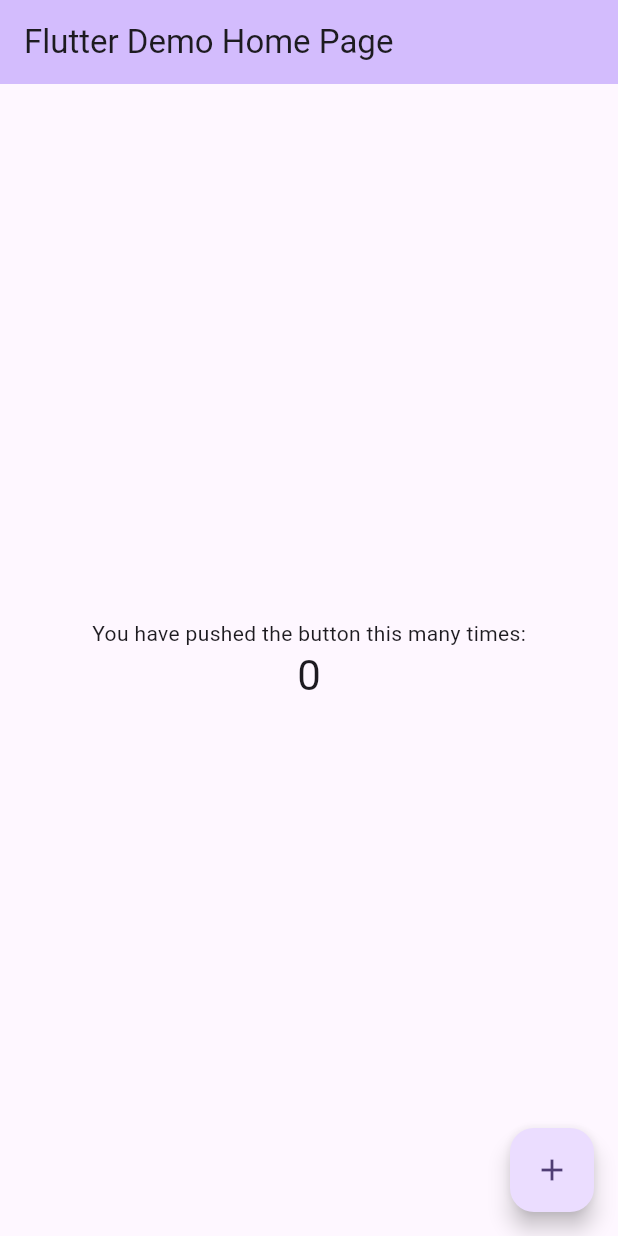
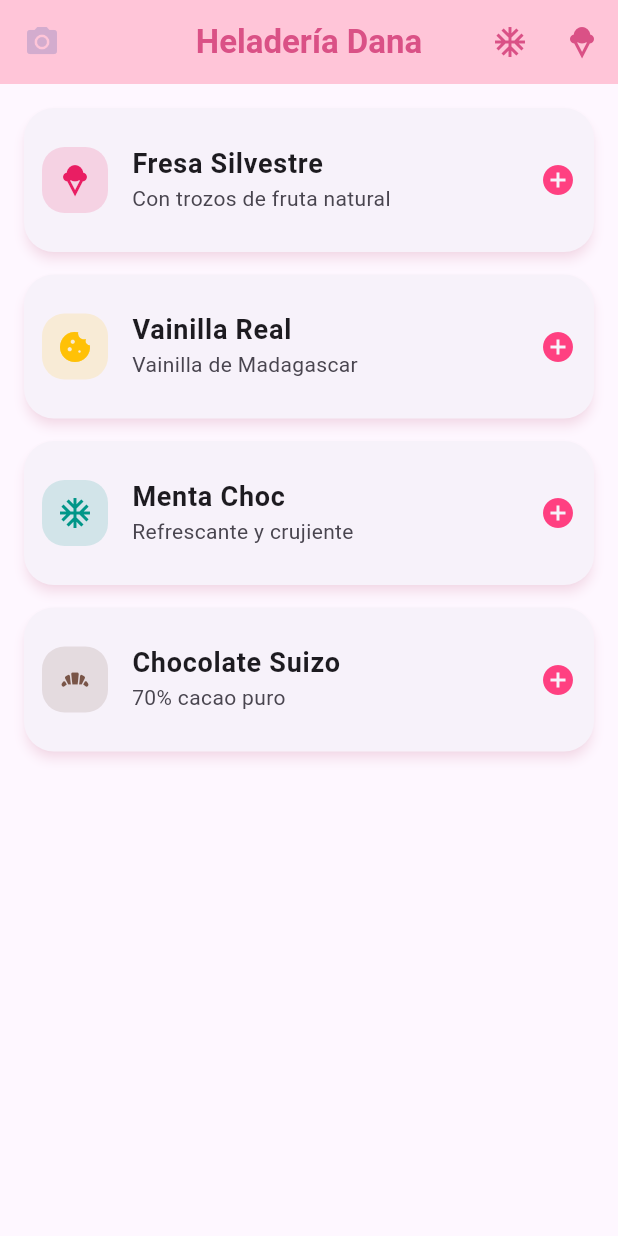
Before and after one commit to a23308051281165-debug/a23308051281165-debug-Act8_listView_1165-tree-main, a Flutter app: the screen it shows after launch, on a phone screen of 412 x 824 dp. Run offline on Flutter 3.47's test engine with Material 3 defaults, Android fonts, the phone set to English and light mode, and no system bars.

Commit message:
2 imagenes

```diff
--- a/lib/main.dart
+++ b/lib/main.dart
@@ -1,122 +1,102 @@
 import 'package:flutter/material.dart';
 
-void main() {
-  runApp(const MyApp());
-}
+void main() => runApp(const AppHeladeria());
 
-class MyApp extends StatelessWidget {
-  const MyApp({super.key});
+class AppHeladeria extends StatelessWidget {
+  const AppHeladeria({super.key});
 
-  // This widget is the root of your application.
   @override
   Widget build(BuildContext context) {
     return MaterialApp(
-      title: 'Flutter Demo',
-      theme: ThemeData(
-        // This is the theme of your application.
-        //
-        // TRY THIS: Try running your application with "flutter run". You'll see
-        // the application has a purple toolbar. Then, without quitting the app,
-        // try changing the seedColor in the colorScheme below to Colors.green
-        // and then invoke "hot reload" (save your changes or press the "hot
-        // reload" button in a Flutter-supported IDE, or press "r" if you used
-        // the command line to start the app).
-        //
-        // Notice that the counter didn't reset back to zero; the application
-        // state is not lost during the reload. To reset the state, use hot
-        // restart instead.
-        //
-        // This works for code too, not just values: Most code changes can be
-        // tested with just a hot reload.
-        colorScheme: ColorScheme.fromSeed(seedColor: Colors.deepPurple),
-      ),
-      home: const MyHomePage(title: 'Flutter Demo Home Page'),
+      debugShowCheckedModeBanner: false,
+      title: 'Heladería',
+      // Agregamos la coma que faltaba después de 'Heladería'
+      home: const Sabores(),
     );
   }
 }
 
-class MyHomePage extends StatefulWidget {
-  const MyHomePage({super.key, required this.title});
-
-  // This widget is the home page of your application. It is stateful, meaning
-  // that it has a State object (defined below) that contains fields that affect
-  // how it looks.
-
-  // This class is the configuration for the state. It holds the values (in this
-  // case the title) provided by the parent (in this case the App widget) and
-  // used by the build method of the State. Fields in a Widget subclass are
-  // always marked "final".
-
-  final String title;
-
-  @override
-  State<MyHomePage> createState() => _MyHomePageState();
-}
-
-class _MyHomePageState extends State<MyHomePage> {
-  int _counter = 0;
-
-  void _incrementCounter() {
-    setState(() {
-      // This call to setState tells the Flutter framework that something has
-      // changed in this State, which causes it to rerun the build method below
-      // so that the display can reflect the updated values. If we changed
-      // _counter without calling setState(), then the build method would not be
-      // called again, and so nothing would appear to happen.
-      _counter++;
-    });
-  }
+class Sabores extends StatelessWidget {
+  const Sabores({super.key});
 
   @override
   Widget build(BuildContext context) {
-    // This method is rerun every time setState is called, for instance as done
-    // by the _incrementCounter method above.
-    //
-    // The Flutter framework has been optimized to make rerunning build methods
-    // fast, so that you can just rebuild anything that needs updating rather
-    // than having to individually change instances of widgets.
+    // Definimos los datos. Nota: Usamos cast explícito para evitar errores de tipo.
+    final List<Map<String, dynamic>> helados = [
+      {'nombre': 'Fresa Silvestre', 'desc': 'Con trozos de fruta natural', 'icon': Icons.icecream, 'color': Colors.pink},
+      {'nombre': 'Vainilla Real', 'desc': 'Vainilla de Madagascar', 'icon': Icons.cookie, 'color': Colors.amber},
+      {'nombre': 'Menta Choc', 'desc': 'Refrescante y crujiente', 'icon': Icons.ac_unit, 'color': Colors.teal},
+      {'nombre': 'Chocolate Suizo', 'desc': '70% cacao puro', 'icon': Icons.bakery_dining, 'color': Colors.brown},
+    ];
+
     return Scaffold(
       appBar: AppBar(
-        // TRY THIS: Try changing the color here to a specific color (to
-        // Colors.amber, perhaps?) and trigger a hot reload to see the AppBar
-        // change color while the other colors stay the same.
-        backgroundColor: Theme.of(context).colorScheme.inversePrimary,
-        // Here we take the value from the MyHomePage object that was created by
-        // the App.build method, and use it to set our appbar title.
-        title: Text(widget.title),
+        title: const Text(
+          'Heladería Dana',
+          style: TextStyle(
+            color: Color.fromARGB(255, 218, 81, 134),
+            fontWeight: FontWeight.bold
+          ),
+        ),
+        centerTitle: true,
+        backgroundColor: const Color.fromARGB(255, 255, 197, 216),
+        leading: IconButton(
+          icon: const Icon(Icons.camera_alt, color: Color.fromARGB(255, 211, 172, 206)),
+          onPressed: () {},
+        ),
+        actions: [
+          IconButton(
+            icon: const Icon(Icons.ac_unit, color: Color.fromARGB(255, 218, 81, 134)),
+            onPressed: () {},
+          ),
+          IconButton(
+            icon: const Icon(Icons.icecream, color: Color.fromARGB(255, 218, 81, 134)),
+            onPressed: () {},
+          ),
+        ],
       ),
-      body: Center(
-        // Center is a layout widget. It takes a single child and positions it
-        // in the middle of the parent.
-        child: Column(
-          // Column is also a layout widget. It takes a list of children and
-          // arranges them vertically. By default, it sizes itself to fit its
-          // children horizontally, and tries to be as tall as its parent.
-          //
-          // Column has various properties to control how it sizes itself and
-          // how it positions its children. Here we use mainAxisAlignment to
-          // center the children vertically; the main axis here is the vertical
-          // axis because Columns are vertical (the cross axis would be
-          // horizontal).
-          //
-          // TRY THIS: Invoke "debug painting" (choose the "Toggle Debug Paint"
-          // action in the IDE, or press "p" in the console), to see the
-          // wireframe for each widget.
-          mainAxisAlignment: MainAxisAlignment.center,
-          children: <Widget>[
-            const Text('You have pushed the button this many times:'),
-            Text(
-              '$_counter',
-              style: Theme.of(context).textTheme.headlineMedium,
+      body: ListView.builder(
+        padding: const EdgeInsets.all(16),
+        itemCount: helados.length,
+        itemBuilder: (context, index) {
+          final helado = helados[index];
+          // Extraemos los valores con seguridad
+          final Color colorIcono = helado['color'] as Color;
+
+          return Card(
+            elevation: 3,
+            shadowColor: Colors.pink.withOpacity(0.2),
+            margin: const EdgeInsets.only(bottom: 15),
+            shape: RoundedRectangleBorder(borderRadius: BorderRadius.circular(20)),
+            child: ListTile(
+              contentPadding: const EdgeInsets.all(12),
+              leading: Container(
+                padding: const EdgeInsets.all(10),
+                decoration: BoxDecoration(
+                  color: colorIcono.withOpacity(0.15),
+                  borderRadius: BorderRadius.circular(15),
+                ),
+                child: Icon(helado['icon'] as IconData, color: colorIcono),
+              ),
+              title: Text(
+                helado['nombre'] as String,
+                style: const TextStyle(fontWeight: FontWeight.bold, fontSize: 18),
+              ),
+              subtitle: Text(helado['desc'] as String),
+              trailing: const Icon(Icons.add_circle, color: Colors.pinkAccent),
+              onTap: () {
+                // Feedback visual al tocar
+                ScaffoldMessenger.of(context).showSnackBar(
+                  SnackBar(
+                    content: Text('¡Añadiste ${helado['nombre']} al carrito!'),
+                    duration: const Duration(seconds: 1),
+                  ),
+                );
+              },
             ),
-          ],
-        ),
+          );
+        },
       ),
-      floatingActionButton: FloatingActionButton(
-        onPressed: _incrementCounter,
-        tooltip: 'Increment',
-        child: const Icon(Icons.add),
-      ), // This trailing comma makes auto-formatting nicer for build methods.
     );
   }
 }
```
